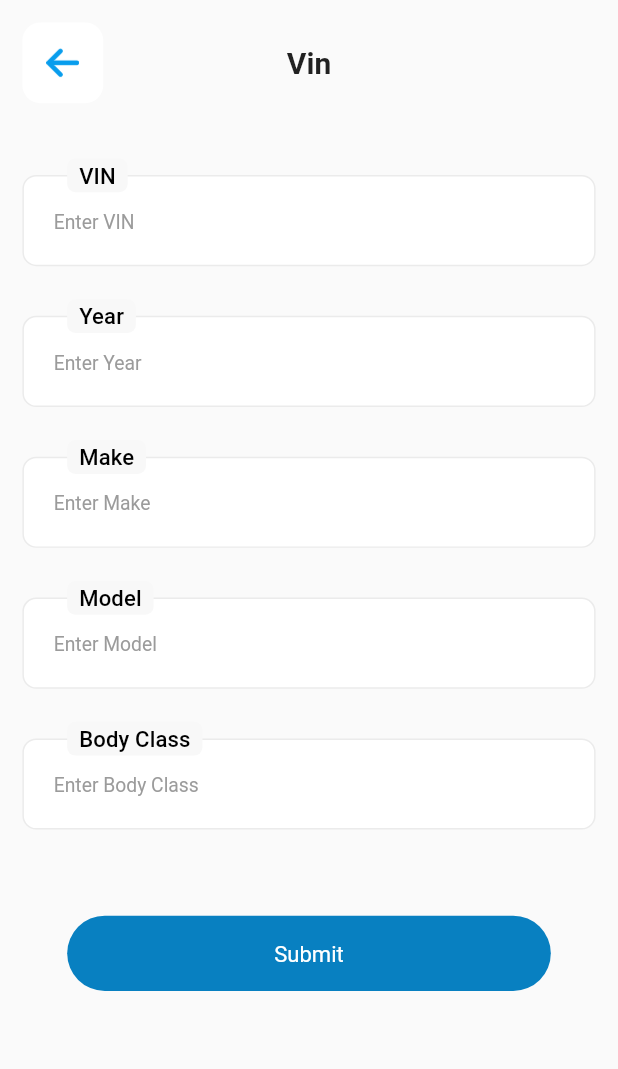
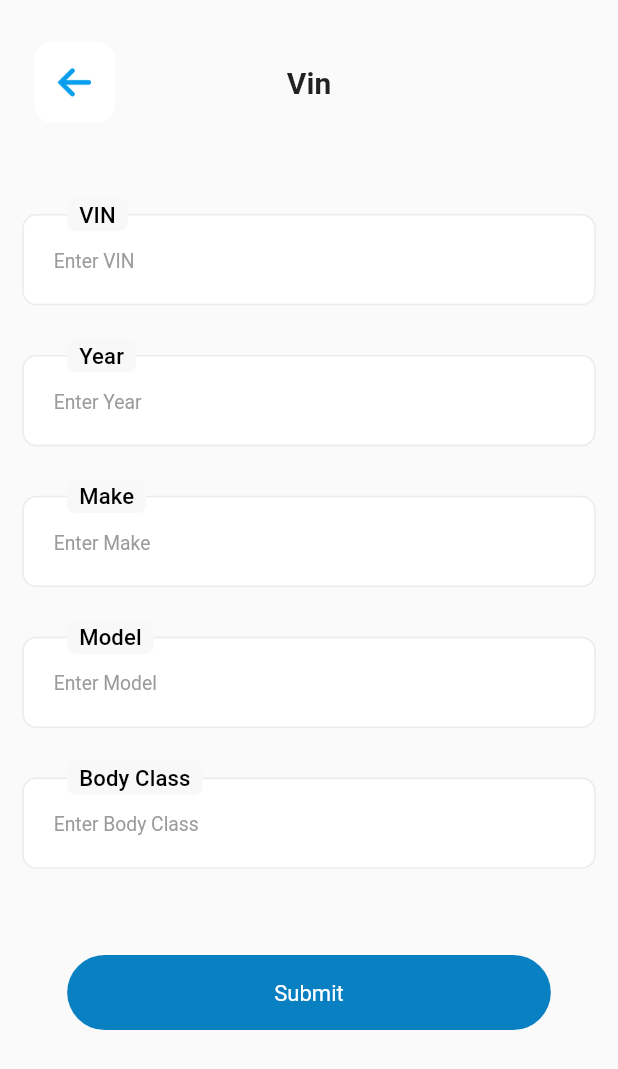
Before and after one commit to GarimaBharatdwaj/american_mile, a Flutter app: the SearchByVinView screen opened by its route, after a tap on "Add Manually", on a phone screen of 412 x 824 dp. Shown: the top 1069 px of the screen. Run offline on Flutter 3.47's test engine with Material 2 defaults, Android fonts, the phone set to English and light mode, and no system bars; our stand-ins replace animated_bottom_navigation_bar, cached_network_image, dio, dotted_border, flutter_holo_date_picker, flutter_screenutil and 8 more; accounts and stored records are empty; network calls fail.

Commit message:
satyam 20

```diff
--- a/lib/app/modules/car_details/views/car_details_view.dart
+++ b/lib/app/modules/car_details/views/car_details_view.dart
@@ -20,29 +20,8 @@ class CarDetailsView extends GetView<CarDetailsController> {
               key: controller.formKey,
               child: Column(
                 children: [
-                  Row(
-                    children: [
-                      RRectIcon(
-                        image: ImagePaths.arrow,
-                        onTap: () {},
-                      ),
-                      Expanded(
-                        child: Text(
-                          "Vin",
-                          textAlign: TextAlign.center,
-                          style: Get.textTheme.titleLarge?.copyWith(
-                            fontWeight: FontWeight.w700,
-                          ),
-                        ),
-                      ),
-                      Opacity(
-                        opacity: 0,
-                        child: RRectIcon(
-                          image: ImagePaths.menu,
-                          onTap: () {},
-                        ),
-                      ),
-                    ],
+                  const MyAppBar(
+                    title: 'Vin',
                   ),
                   Gap(40.h),
                   LoginTextField(
--- a/lib/app/modules/home/controllers/home_controller.dart
+++ b/lib/app/modules/home/controllers/home_controller.dart
@@ -188,7 +188,9 @@ class HomeController extends GetxController {
     if (apiResult is ApiSuccess) {
       final result = apiResult.data;
       if (result['status'] == 1) {
+        edit.value = false;
         getUserProfile();
+
       } else {
         isLoading.value = false;
         errorDialog(result['msg']);
--- a/lib/app/modules/search_by_vin/views/search_by_vin_view.dart
+++ b/lib/app/modules/search_by_vin/views/search_by_vin_view.dart
@@ -16,29 +16,8 @@ class SearchByVinView extends GetView<SearchByVinController> {
           () => ListView(
             padding: EdgeInsets.all(15.w),
             children: [
-              Row(
-                children: [
-                  RRectIcon(
-                    image: ImagePaths.arrow,
-                    onTap: () {},
-                  ),
-                  Expanded(
-                    child: Text(
-                      "Details",
-                      textAlign: TextAlign.center,
-                      style: Get.textTheme.titleLarge?.copyWith(
-                        fontWeight: FontWeight.w700,
-                      ),
-                    ),
-                  ),
-                  Opacity(
-                    opacity: 0,
-                    child: RRectIcon(
-                      image: ImagePaths.menu,
-                      onTap: () {},
-                    ),
-                  ),
-                ],
+              const MyAppBar(
+                title: 'Details',
               ),
               Gap(40.h),
               Center(
```
Also changed, not shown: lib/app/modules/home/componments/my_profile.dart (+5 -4 lines), lib/app/modules/home_policy/views/home_policy_view.dart (+29 -23 lines), lib/app/modules/set_mile_password/views/set_mile_password_view.dart (+29 -23 lines), lib/app/modules/statement_notice/views/statement_notice_view.dart (+28 -23 lines), lib/app/modules/user_profile/views/user_profile_view.dart (+5 -9 lines).
